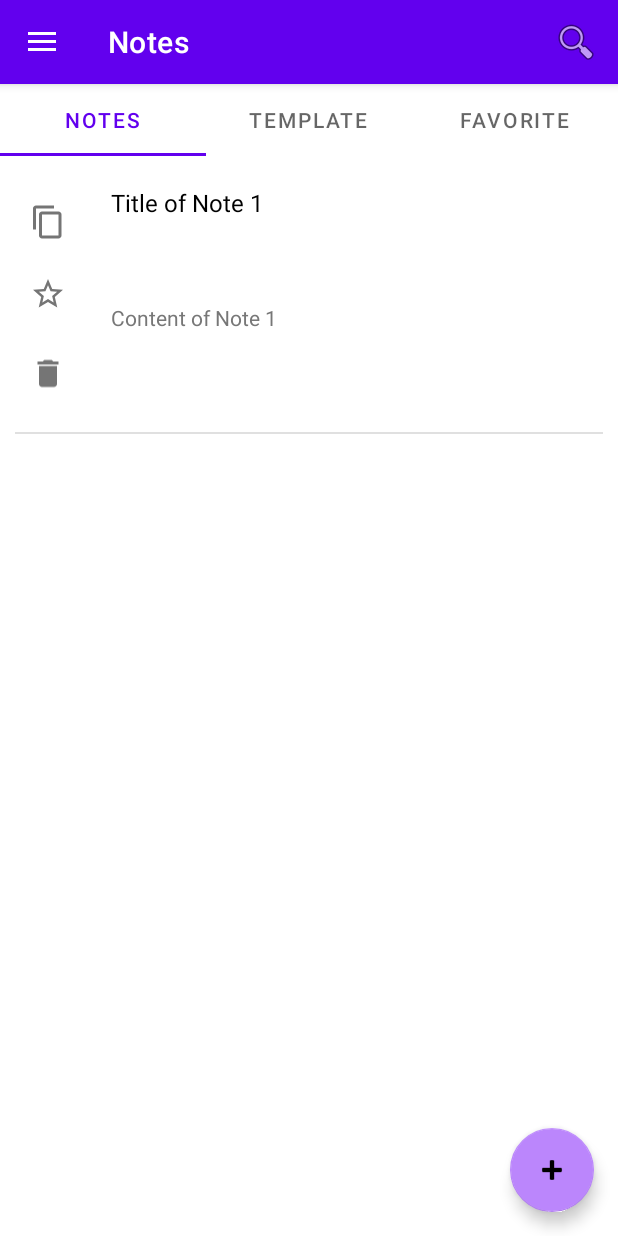
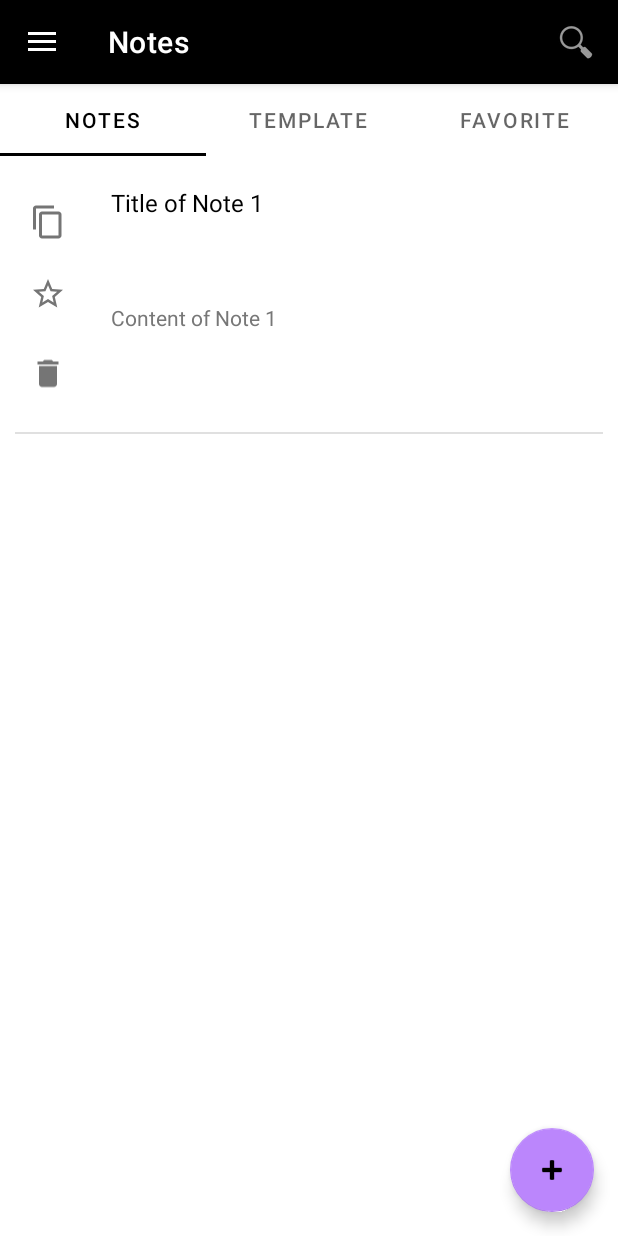
Before and after one commit to David6811/android_demo, an Android app: the screen it shows after launch (MainActivity), after a tap on an icon or button, on a phone screen of 412 x 824 dp. Run offline under Robolectric (Android 15) with nearby library versions, the phone set to English and light mode, and no system bars; our stand-ins replace Dagger/Hilt's generated code, Room's generated code, RxJava, navigation-ui; libraries missing offline, so code that uses them is left out: com.afollestad.materialdialogs; 3 statements that could not run were skipped.

Commit message:
modify themes.xml

```diff
--- a/app/src/main/res/values/themes.xml
+++ b/app/src/main/res/values/themes.xml
@@ -2,7 +2,7 @@
     <!-- Base application theme. -->
     <style name="Theme.MyApplication" parent="Theme.MaterialComponents.DayNight.DarkActionBar">
         <!-- Primary brand color. -->
-        <item name="colorPrimary">@color/purple_500</item>
+        <item name="colorPrimary">@color/black</item>
         <item name="colorPrimaryVariant">@color/purple_700</item>
         <item name="colorOnPrimary">@color/white</item>
         <!-- Secondary brand color. -->
```
